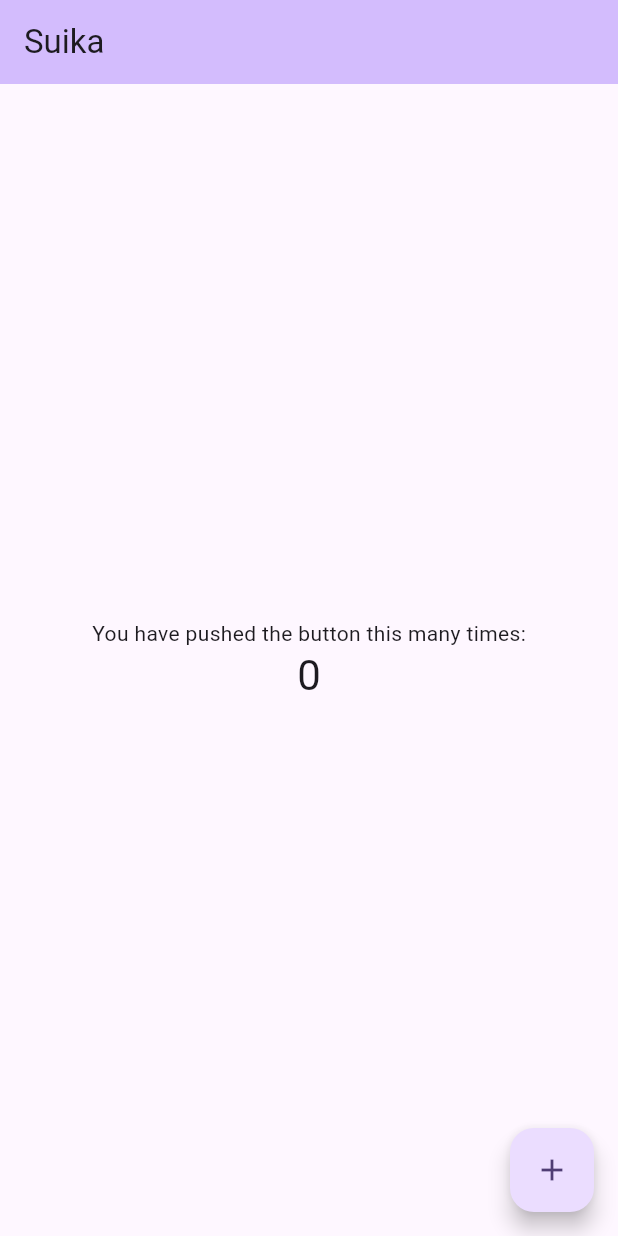
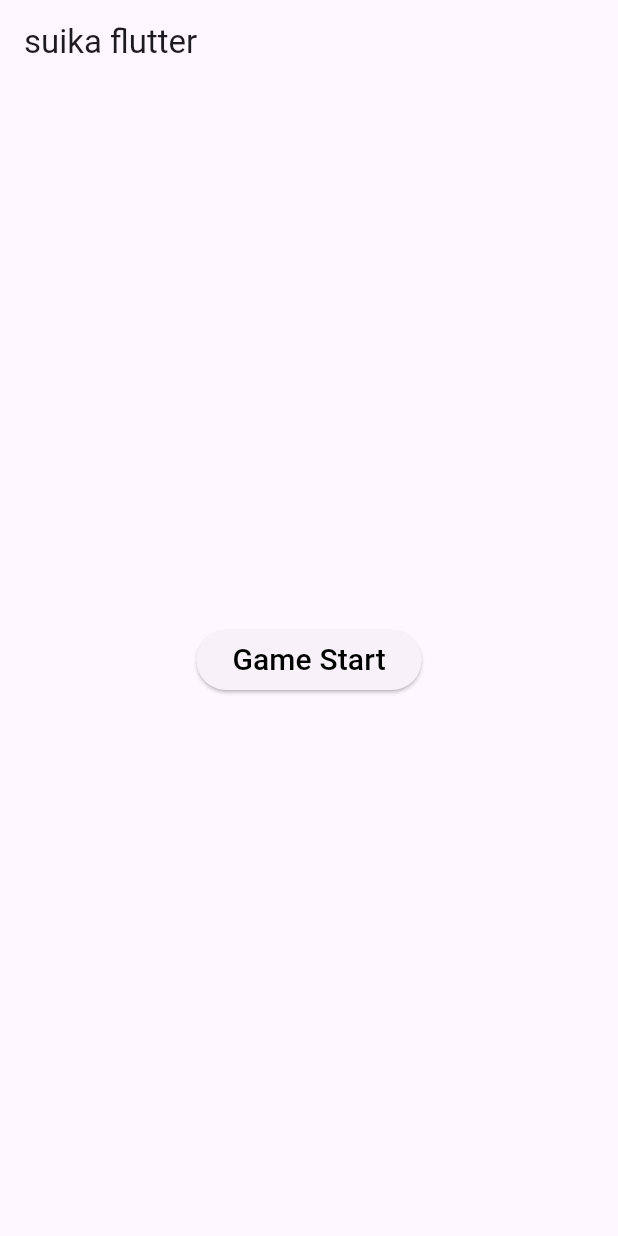
Before and after one commit to zeta6/suika, a Flutter app: the screen it shows after launch, on a phone screen of 412 x 824 dp. Run offline on Flutter 3.47's test engine with Material 3 defaults, Android fonts, the phone set to English and light mode, and no system bars; missing offline and left inert: flame, flame_forge2d.

Commit message:
feat: add placeholder files

```diff
--- /dev/null
+++ b/lib/app.dart
@@ -0,0 +1,34 @@
+import 'package:flutter/material.dart';
+import 'package:suika/features/home/presentation/home_page.dart';
+
+class SuikaApp extends StatelessWidget {
+  const SuikaApp({super.key});
+
+  // This widget is the root of your application.
+  @override
+  Widget build(BuildContext context) {
+    return MaterialApp(
+      title: 'suika flutter',
+      theme: ThemeData(
+        // This is the theme of your application.
+        //
+        // TRY THIS: Try running your application with "flutter run". You'll see
+        // the application has a purple toolbar. Then, without quitting the app,
+        // try changing the seedColor in the colorScheme below to Colors.green
+        // and then invoke "hot reload" (save your changes or press the "hot
+        // reload" button in a Flutter-supported IDE, or press "r" if you used
+        // the command line to start the app).
+        //
+        // Notice that the counter didn't reset back to zero; the application
+        // state is not lost during the reload. To reset the state, use hot
+        // restart instead.
+        //
+        // This works for code too, not just values: Most code changes can be
+        // tested with just a hot reload.
+        colorScheme: ColorScheme.fromSeed(seedColor: Colors.deepPurple),
+        useMaterial3: true,
+      ),
+      home: const HomePage(),
+    );
+  }
+}
--- /dev/null
+++ b/lib/core/widgets/layout/layout.dart
@@ -0,0 +1,38 @@
+import 'package:flutter/material.dart';
+import 'package:suika/features/home/presentation/home_page.dart';
+
+class SafeAreaLayout extends StatelessWidget {
+  const SafeAreaLayout(
+      {super.key,
+      this.child = const SizedBox(),
+      this.isBackButtonVisible = false});
+
+  final Widget child;
+  final bool isBackButtonVisible;
+
+  @override
+  Widget build(BuildContext context) {
+    return Scaffold(
+      appBar: AppBar(
+        title: const Text('suika flutter'),
+        actions: [
+          if (isBackButtonVisible)
+            IconButton(
+              icon: const Icon(Icons.backspace_outlined),
+              onPressed: () {
+                Navigator.pushReplacement(
+                  context,
+                  MaterialPageRoute<void>(
+                    builder: (BuildContext context) => const HomePage(),
+                  ),
+                );
+              },
+            )
+        ],
+      ),
+      body: SafeArea(
+        child: child,
+      ),
+    );
+  }
+}
--- a/lib/data/model/fruit.dart
+++ /dev/null
@@ -1 +0,0 @@
-class Fruit {}
--- a/lib/features/home/presentation/home.dart
+++ /dev/null
@@ -1,89 +0,0 @@
-import 'package:flutter/material.dart';
-
-class HomePage extends StatefulWidget {
-  const HomePage({
-    super.key,
-  });
-
-  // This widget is the home page of your application. It is stateful, meaning
-  // that it has a State object (defined below) that contains fields that affect
-  // how it looks.
-
-  // This class is the configuration for the state. It holds the values (in this
-  // case the title) provided by the parent (in this case the App widget) and
-  // used by the build method of the State. Fields in a Widget subclass are
-  // always marked "final".
-
-  @override
-  State<HomePage> createState() => _HomePageState();
-}
-
-class _HomePageState extends State<HomePage> {
-  int _counter = 0;
-
-  void _incrementCounter() {
-    setState(() {
-      // This call to setState tells the Flutter framework that something has
-      // changed in this State, which causes it to rerun the build method below
-      // so that the display can reflect the updated values. If we changed
-      // _counter without calling setState(), then the build method would not be
-      // called again, and so nothing would appear to happen.
-      _counter++;
-    });
-  }
-
-  @override
-  Widget build(BuildContext context) {
-    // This method is rerun every time setState is called, for instance as done
-    // by the _incrementCounter method above.
-    //
-    // The Flutter framework has been optimized to make rerunning build methods
-    // fast, so that you can just rebuild anything that needs updating rather
-    // than having to individually change instances of widgets.
-    return Scaffold(
-      appBar: AppBar(
-        // TRY THIS: Try changing the color here to a specific color (to
-        // Colors.amber, perhaps?) and trigger a hot reload to see the AppBar
-        // change color while the other colors stay the same.
-        backgroundColor: Theme.of(context).colorScheme.inversePrimary,
-        // Here we take the value from the MyHomePage object that was created by
-        // the App.build method, and use it to set our appbar title.
-        title: const Text("Suika"),
-      ),
-      body: Center(
-        // Center is a layout widget. It takes a single child and positions it
-        // in the middle of the parent.
-        child: Column(
-          // Column is also a layout widget. It takes a list of children and
-          // arranges them vertically. By default, it sizes itself to fit its
-          // children horizontally, and tries to be as tall as its parent.
-          //
-          // Column has various properties to control how it sizes itself and
-          // how it positions its children. Here we use mainAxisAlignment to
-          // center the children vertically; the main axis here is the vertical
-          // axis because Columns are vertical (the cross axis would be
-          // horizontal).
-          //
-          // TRY THIS: Invoke "debug painting" (choose the "Toggle Debug Paint"
-          // action in the IDE, or press "p" in the console), to see the
-          // wireframe for each widget.
-          mainAxisAlignment: MainAxisAlignment.center,
-          children: <Widget>[
-            const Text(
-              'You have pushed the button this many times:',
-            ),
-            Text(
-              '$_counter',
-              style: Theme.of(context).textTheme.headlineMedium,
-            ),
-          ],
-        ),
-      ),
-      floatingActionButton: FloatingActionButton(
-        onPressed: _incrementCounter,
-        tooltip: 'Increment',
-        child: const Icon(Icons.add),
-      ), // This trailing comma makes auto-formatting nicer for build methods.
-    );
-  }
-}
--- /dev/null
+++ b/lib/features/home/presentation/home_page.dart
@@ -0,0 +1,55 @@
+import 'package:flutter/material.dart';
+import 'package:suika/core/widgets/layout/layout.dart';
+import 'package:suika/features/game/presentation/game_page.dart';
+
+class HomePage extends StatefulWidget {
+  const HomePage({
+    super.key,
+  });
+
+  // This widget is the home page of your application. It is stateful, meaning
+  // that it has a State object (defined below) that contains fields that affect
+  // how it looks.
+
+  // This class is the configuration for the state. It holds the values (in this
+  // case the title) provided by the parent (in this case the App widget) and
+  // used by the build method of the State. Fields in a Widget subclass are
+  // always marked "final".
+
+  @override
+  State<HomePage> createState() => _HomePageState();
+}
+
+class _HomePageState extends State<HomePage> {
+  @override
+  Widget build(BuildContext context) {
+    return SafeAreaLayout(
+      child: Center(
+        // Center is a layout widget. It takes a single child and positions it
+        // in the middle of the parent.
+        child: Column(
+          mainAxisAlignment: MainAxisAlignment.center,
+          children: [
+            ElevatedButton(
+              child: const Text(
+                'Game Start',
+                style: TextStyle(
+                  fontSize: 20,
+                  color: Colors.black,
+                ),
+              ),
+              onPressed: () {
+                Navigator.pushReplacement(
+                  context,
+                  MaterialPageRoute<void>(
+                    builder: (BuildContext context) => const GamePage(),
+                  ),
+                );
+              },
+            )
+          ],
+        ),
+      ),
+    );
+  }
+}
--- a/lib/main.dart
+++ b/lib/main.dart
@@ -1,38 +1,6 @@
 import 'package:flutter/material.dart';
-import 'package:suika/features/home/presentation/home.dart';
+import 'package:suika/app.dart';
 
 void main() {
   runApp(const SuikaApp());
 }
-
-class SuikaApp extends StatelessWidget {
-  const SuikaApp({super.key});
-
-  // This widget is the root of your application.
-  @override
-  Widget build(BuildContext context) {
-    return MaterialApp(
-      title: 'suika flutter',
-      theme: ThemeData(
-        // This is the theme of your application.
-        //
-        // TRY THIS: Try running your application with "flutter run". You'll see
-        // the application has a purple toolbar. Then, without quitting the app,
-        // try changing the seedColor in the colorScheme below to Colors.green
-        // and then invoke "hot reload" (save your changes or press the "hot
-        // reload" button in a Flutter-supported IDE, or press "r" if you used
-        // the command line to start the app).
-        //
-        // Notice that the counter didn't reset back to zero; the application
-        // state is not lost during the reload. To reset the state, use hot
-        // restart instead.
-        //
-        // This works for code too, not just values: Most code changes can be
-        // tested with just a hot reload.
-        colorScheme: ColorScheme.fromSeed(seedColor: Colors.deepPurple),
-        useMaterial3: true,
-      ),
-      home: const HomePage(),
-    );
-  }
-}
```
Also changed, not shown: lib/core/domain/fruits/fruit.dart (added, +12 -0 lines), lib/core/domain/fruits/fruits.dart (added, +29 -0 lines), lib/features/game/presentation/game_main.dart (added, +71 -0 lines), lib/features/game/presentation/game_page.dart (added, +23 -0 lines), lib/gen/assets.gen.dart (added, +115 -0 lines), pubspec.yaml (+6 -7 lines), assets/images/fruits/pumpkin.webp (added), assets/images/fruits/strawberry.webp (added), assets/images/fruits/suika.webp (added), 3 other files.
